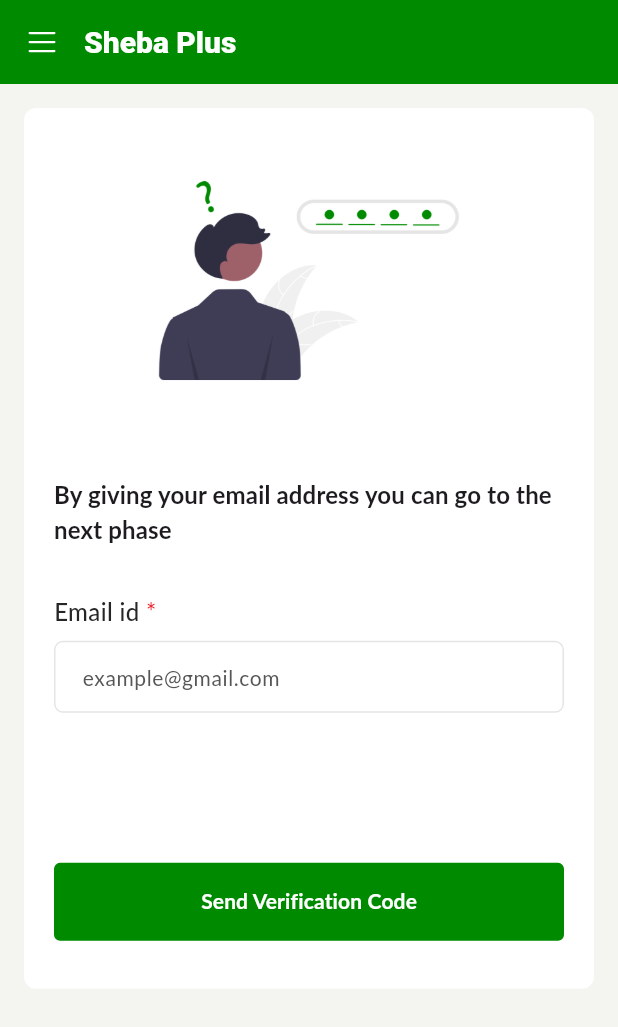
After one commit to faysal-zaag/sheba-plus-app, a Flutter app: the ForgetPasswordScreen screen opened by its route, on a phone screen of 412 x 824 dp. The commit adds this screen. Shown: the top 1027 px of the screen. Run offline on Flutter 3.47's test engine with Material 3 defaults, Android fonts, the phone set to English and light mode, and no system bars; drawn by our look-alikes of toastification; our stand-ins replace carousel_slider, connectivity_plus, dio, flutter_spinkit, freezed_annotation, get and 4 more; accounts and stored records are empty; network calls fail.

Commit message:
send otp code during reset password

```diff
--- a/lib/data/api/api_urls.dart
+++ b/lib/data/api/api_urls.dart
@@ -8,4 +8,6 @@ class ApiUrls{
   static const String loginApiUrl = "$customerAuthApiUrl/login";
   static const String registerApiUrl = "$customerAuthApiUrl/sign-up/by-email";
   static const String verifyEmailApiUrl = "$customersApiUrl/verify/email-verification";
+  static const String verifyResetPasswordByEmail = "$customersApiUrl/verify/reset-password-by-email";
+  static const String requestResetPasswordByEmail = "$customersApiUrl/request/reset-password-by-email";
 }
--- a/lib/utils/constant/app_images.dart
+++ b/lib/utils/constant/app_images.dart
@@ -2,6 +2,7 @@ import 'package:sheba_plus/utils/constant/app_constants.dart';
 
 class AppImages {
   static String otpVerification = "${AppConstants.assetImagePath}/otp-verification.png";
+  static String forgetPassword = "${AppConstants.assetImagePath}/forget-password.png";
   static String completed = "${AppConstants.assetImagePath}/completed.png";
   static String delivered = "${AppConstants.assetImagePath}/delivered.png";
   static String giftBox = "${AppConstants.assetImagePath}/gift_box.png";
--- a/lib/utils/routes/routers.dart
+++ b/lib/utils/routes/routers.dart
@@ -1,9 +1,11 @@
 import 'package:get/get.dart';
 import 'package:sheba_plus/middlewares/auth_middleware.dart';
-import 'package:sheba_plus/view/auth/email_verification_screen/email_verification_screen.dart';
+import 'package:sheba_plus/view/auth/register_screen/email_verification_screen.dart';
 import 'package:sheba_plus/view/auth/referral_screen/referral_screen.dart';
 import 'package:sheba_plus/view/auth/register_screen/register_screen.dart';
+import 'package:sheba_plus/view/auth/sign_in_screen/forget_password_screen.dart';
 import 'package:sheba_plus/view/auth/sign_in_screen/sign_in_screen.dart';
+import 'package:sheba_plus/view/auth/sign_in_screen/widgets/reset_password_email_verification_screen.dart';
 import 'package:sheba_plus/view/home/home_screen.dart';
 import 'package:sheba_plus/view/main/main_screen.dart';
 import 'package:sheba_plus/view/profile/profile_screen.dart';
@@ -45,5 +47,13 @@ class AppRouters {
       name: Routes.emailVerification,
       page: () => const EmailVerificationScreen(),
     ),
+    GetPage(
+      name: Routes.forgetPassword,
+      page: () => const ForgetPasswordScreen(),
+    ),
+    GetPage(
+      name: Routes.forgetPassword,
+      page: () => const ResetPasswordEmailVerificationScreen(),
+    ),
   ];
 }
--- a/lib/utils/routes/routes.dart
+++ b/lib/utils/routes/routes.dart
@@ -7,4 +7,6 @@ class Routes {
   static const String register = '/register';
   static const String referral = '/referral';
   static const String emailVerification = '/email-verification';
+  static const String emailVerificationForResetPassword = '/reset-password-email-verification';
+  static const String forgetPassword = '/forget-password';
 }
--- a/lib/view/auth/auth_screen_texts.dart
+++ b/lib/view/auth/auth_screen_texts.dart
@@ -50,4 +50,6 @@ class AuthScreenText {
   static String weHaveJustSent = "We have just sent a verification code to".tr;
   static String createAccount = "Create Account".tr;
   static String changeEmailAddress = "Change email address".tr;
+  static String sendVerificationCode = "Send Verification Code".tr;
+  static String otpSentMessage = "An OTP Send to your email. please verify.".tr;
 }
--- a/lib/view/auth/controller/auth_controller.dart
+++ b/lib/view/auth/controller/auth_controller.dart
@@ -17,6 +17,8 @@ class AuthController extends GetxController {
   final loginProcedureLoading = false.obs;
   final registerProcedureLoading = false.obs;
   final otpVerificationProcessLoading = false.obs;
+  final otpVerificationForResetPasswordProcessLoading = false.obs;
+  final forgetPasswordProcedureLoading = false.obs;
 
   final signInEmailController = TextEditingController().obs;
   final signInPasswordController = TextEditingController().obs;
@@ -27,8 +29,11 @@ class AuthController extends GetxController {
   final registerPasswordController = TextEditingController().obs;
   final registerConfirmPasswordController = TextEditingController().obs;
 
+  final forgetPasswordEmailController = TextEditingController().obs;
+
   final registerResendCode = false.obs;
   final registerOtpCode = "".obs;
+  final resetPasswordByEmailOtpCode = "".obs;
 
   final signInPasswordObscure = true.obs;
   final registerPasswordObscure = true.obs;
@@ -51,7 +56,7 @@ class AuthController extends GetxController {
     keepLoggedIn(!keepLoggedIn.value);
   }
 
-  void cleanRegistrationData(){
+  void cleanRegistrationData() {
     registerFirstNameController.value.clear();
     registerLastNameController.value.clear();
     registerEmailController.value.clear();
@@ -109,8 +114,7 @@ class AuthController extends GetxController {
       return true;
     } catch (e) {
       return false;
-    } finally {
-    }
+    } finally {}
   }
 
   Future<bool> verifyEmail() async {
@@ -130,6 +134,37 @@ class AuthController extends GetxController {
     }
   }
 
+  Future<bool> verifyResetPasswordEmail() async {
+    try {
+      otpVerificationForResetPasswordProcessLoading(true);
+      await _authRepository.verifyResetPasswordEmail(
+        verificationModel: VerificationModel(
+          code: int.parse(registerOtpCode.value),
+          email: registerEmailController.value.text,
+        ),
+      );
+      return true;
+    } catch (e) {
+      return false;
+    } finally {
+      otpVerificationForResetPasswordProcessLoading(false);
+    }
+  }
+
+  Future<bool> forgetPassword() async {
+    try {
+      forgetPasswordProcedureLoading(true);
+      await _authRepository.resetPasswordByEmail(
+        email: forgetPasswordEmailController.value.text,
+      );
+      return true;
+    } catch (e) {
+      return false;
+    } finally {
+      forgetPasswordProcedureLoading(false);
+    }
+  }
+
   Future<bool> facebookLogin() async {
     return true;
   }
--- a/lib/view/auth/register_screen/widgets/register_form.dart
+++ b/lib/view/auth/register_screen/widgets/register_form.dart
@@ -86,7 +86,7 @@ class _RegisterFormState extends State<RegisterForm> {
       if (status) {
         Get.offAndToNamed(Routes.emailVerification);
         Utils.showSuccessToast(
-            message: "An OTP Send to your email. please verify.");
+            message: AuthScreenText.otpSentMessage);
       }
     }
   }
--- /dev/null
+++ b/lib/view/auth/sign_in_screen/forget_password_screen.dart
@@ -0,0 +1,92 @@
+import 'package:flutter/material.dart';
+import 'package:get/get.dart';
+import 'package:sheba_plus/utils/constant/app_images.dart';
+import 'package:sheba_plus/utils/constant/sizedbox_extension.dart';
+import 'package:sheba_plus/utils/routes/routes.dart';
+import 'package:sheba_plus/utils/utils.dart';
+import 'package:sheba_plus/utils/validators/input_validators.dart';
+import 'package:sheba_plus/view/auth/auth_screen_texts.dart';
+import 'package:sheba_plus/view/auth/controller/auth_controller.dart';
+import 'package:sheba_plus/view/auth/widgets/otp_verify_screen_header.dart';
+import 'package:sheba_plus/view/components/custom_appbar.dart';
+import 'package:sheba_plus/view/components/custom_primary_button.dart';
+import 'package:sheba_plus/view/components/text_field_with_label.dart';
+import 'package:sheba_plus/view/styles.dart';
+
+class ForgetPasswordScreen extends StatefulWidget {
+  const ForgetPasswordScreen({super.key});
+
+  @override
+  State<ForgetPasswordScreen> createState() => _ForgetPasswordScreenState();
+}
+
+class _ForgetPasswordScreenState extends State<ForgetPasswordScreen> {
+  final _resetPasswordFormKey = GlobalKey<FormState>();
+  final authController = Get.find<AuthController>();
+
+  @override
+  Widget build(BuildContext context) {
+    return Scaffold(
+      resizeToAvoidBottomInset: false,
+      appBar: const CustomAppBar(),
+      body: Padding(
+        padding: const EdgeInsets.all(16.0),
+        child: Form(
+          key: _resetPasswordFormKey,
+          child: Container(
+            padding: const EdgeInsets.symmetric(horizontal: 20, vertical: 32),
+            decoration: Styles.roundedWhite,
+            child: SingleChildScrollView(
+              child: Column(
+                children: [
+                  Column(
+                    children: [
+                      CommonVerificationHeader(
+                        heading:
+                            "By giving your email address you can go to the next phase",
+                        description: "",
+                        headerImage: Image.asset(
+                          AppImages.forgetPassword,
+                          width: 250,
+                        ),
+                      ),
+                    ],
+                  ),
+                  TextFieldWithLabel(
+                    controller: authController.forgetPasswordEmailController.value,
+                    label: AuthScreenText.emailId,
+                    hintText: AuthScreenText.emailIdHintText,
+                    validator: (value) => InputValidators.emailValidator(value),
+                  ),
+                  80.kH,
+                  Obx(
+                    () => CustomPrimaryButton(
+                      loading:
+                          authController.forgetPasswordProcedureLoading.isTrue,
+                      label: "Send Verification Code",
+                      onClick: () {
+                        if (_resetPasswordFormKey.currentState!.validate() &&
+                            authController
+                                .forgetPasswordProcedureLoading.isFalse) {
+                          forgetPassword();
+                        }
+                      },
+                    ),
+                  )
+                ],
+              ),
+            ),
+          ),
+        ),
+      ),
+    );
+  }
+
+  void forgetPassword() async {
+    final response = await authController.forgetPassword();
+    if(response){
+      Get.offAndToNamed(Routes.emailVerificationForResetPassword);
+      Utils.showSuccessToast(message: AuthScreenText.otpSentMessage);
+    }
+  }
+}
--- a/lib/view/auth/widgets/custom_otp_fields.dart
+++ b/lib/view/auth/widgets/custom_otp_fields.dart
@@ -6,8 +6,9 @@ import 'package:sheba_plus/view/auth/controller/auth_controller.dart';
 
 class CustomOtpFields extends StatelessWidget {
   final GlobalKey formKey;
+  final Function(String) onChanged;
   CustomOtpFields({
-    super.key, required this.formKey,
+    super.key, required this.formKey, required this.onChanged,
   });
 
   final authController = Get.find<AuthController>();
@@ -63,7 +64,7 @@ class CustomOtpFields extends StatelessWidget {
           onCompleted: (code) {
             debugPrint("Completed $code");
           },
-          onChanged: (value) => authController.registerOtpCode(value),
+          onChanged: onChanged,
           beforeTextPaste: (text) {
             return true;
           },
--- a/lib/view/auth/widgets/otp_verify_screen_header.dart
+++ b/lib/view/auth/widgets/otp_verify_screen_header.dart
@@ -2,12 +2,12 @@ import 'package:flutter/material.dart';
 import 'package:sheba_plus/utils/constant/app_colors.dart';
 import 'package:sheba_plus/utils/constant/sizedbox_extension.dart';
 
-class OtpVerifyScreenHeader extends StatelessWidget {
+class CommonVerificationHeader extends StatelessWidget {
   final Widget headerImage;
   final String heading;
   final String description;
 
-  const OtpVerifyScreenHeader(
+  const CommonVerificationHeader(
       {super.key,
         required this.heading,
         required this.description,
--- a/lib/view/styles.dart
+++ b/lib/view/styles.dart
@@ -2,7 +2,7 @@ import 'package:flutter/material.dart';
 import '../utils/constant/app_border_radius.dart';
 import '../utils/constant/app_colors.dart';
 
-class Styles{
+class Styles {
   static const BoxShadow boxShadow = BoxShadow(
     color: Color(0x0A000000),
     offset: Offset(0, 0),
@@ -15,4 +15,9 @@ class Styles{
     boxShadow: const [Styles.boxShadow],
     borderRadius: AppBorderRadius.circularRadius8,
   );
+
+  static BoxDecoration roundedWhite = BoxDecoration(
+    color: AppColors.white,
+    borderRadius: AppBorderRadius.circularRadius8,
+  );
 }
--- a/lib/view_model/repositories/auth.repositories.dart
+++ b/lib/view_model/repositories/auth.repositories.dart
@@ -29,4 +29,18 @@ class AuthRepository {
       queryParameters: verificationModel.toJson(),
     );
   }
+
+  Future<Response> verifyResetPasswordEmail({required VerificationModel verificationModel}) async {
+    return await _dio.post(
+      ApiUrls.verifyResetPasswordByEmail,
+      queryParameters: verificationModel.toJson(),
+    );
+  }
+
+  Future<Response> resetPasswordByEmail({required String email}) async {
+    return await _dio.post(
+      ApiUrls.requestResetPasswordByEmail,
+      queryParameters: {"email" : email},
+    );
+  }
 }
```
Also changed, not shown: lib/view/auth/register_screen/email_verification_screen.dart (added, +51 -0 lines), lib/view/auth/sign_in_screen/widgets/reset_password_email_verification_screen.dart (renamed from lib/view/auth/email_verification_screen/email_verification_screen.dart, +7 -6 lines), lib/view/auth/sign_in_screen/widgets/sign_in_form.dart (+12 -6 lines), lib/view/auth/widgets/common_verification_screen.dart (+6 -6 lines), assets/images/forget-password.png (added).
